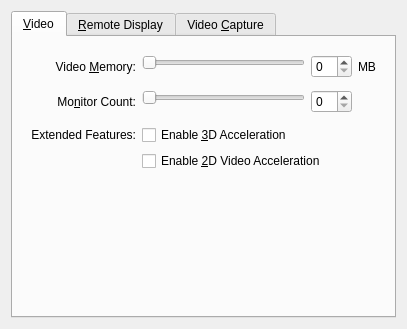
Old version of the form vbox/src/VBox/Frontends/VirtualBox/src/settings/machine/UIMachineSettingsDisplay.ui in the repository jljuxgm/vboxgit.
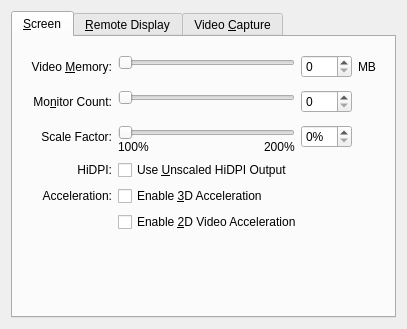
New version of the form. Custom widgets are drawn as their Qt base class.

What changed in the file:
```diff
--- a/vbox/src/VBox/Frontends/VirtualBox/src/settings/machine/UIMachineSettingsDisplay.ui
+++ b/vbox/src/VBox/Frontends/VirtualBox/src/settings/machine/UIMachineSettingsDisplay.ui
@@ -27,7 +27,7 @@
     <widget class="QITabWidget" name="m_pTabWidget">
      <widget class="QWidget" name="m_pTabVideo">
       <attribute name="title">
-       <string>&amp;Video</string>
+       <string>&amp;Screen</string>
       </attribute>
       <layout class="QVBoxLayout" name="m_pLayoutTabVideo">
        <item>
@@ -153,16 +153,106 @@
            </widget>
           </item>
           <item row="4" column="0">
+           <widget class="QLabel" name="m_pLabelGuestScreenScale">
+            <property name="text">
+             <string>Scale Factor:</string>
+            </property>
+            <property name="alignment">
+             <set>Qt::AlignRight|Qt::AlignTrailing|Qt::AlignVCenter</set>
+            </property>
+           </widget>
+          </item>
+          <item row="4" column="1" rowspan="2">
+           <layout class="QGridLayout" name="m_pLayoutGuestScreenScaleSlider">
+            <property name="spacing">
+             <number>0</number>
+            </property>
+            <item row="0" column="0" colspan="3">
+             <widget class="QIAdvancedSlider" name="m_pSliderGuestScreenScale">
+              <property name="whatsThis">
+               <string>Controls the guest screen scale factor.</string>
+              </property>
+              <property name="orientation">
+               <enum>Qt::Horizontal</enum>
+              </property>
+             </widget>
+            </item>
+            <item row="1" column="0">
+             <widget class="QLabel" name="m_pLabelGuestScreenScaleMin">
+              <property name="text">
+               <string>100%</string>
+              </property>
+             </widget>
+            </item>
+            <item row="1" column="1">
+             <spacer name="m_pSpacerGuestScreenScale">
+              <property name="orientation">
+               <enum>Qt::Horizontal</enum>
+              </property>
+              <property name="sizeHint" stdset="0">
+               <size>
+                <width>0</width>
+                <height>0</height>
+               </size>
+              </property>
+             </spacer>
+            </item>
+            <item row="1" column="2">
+             <widget class="QLabel" name="m_pLabelGuestScreenScaleMax">
+              <property name="text">
+               <string>200%</string>
+              </property>
+             </widget>
+            </item>
+           </layout>
+          </item>
+          <item row="4" column="2">
+           <widget class="QSpinBox" name="m_pEditorGuestScreenScale">
+            <property name="whatsThis">
+             <string>Controls the guest screen scale factor.</string>
+            </property>
+            <property name="suffix">
+             <string>%</string>
+            </property>
+           </widget>
+          </item>
+          <item row="6" column="0">
+           <widget class="QLabel" name="m_pLabelHiDPI">
+            <property name="text">
+             <string>HiDPI:</string>
+            </property>
+            <property name="alignment">
+             <set>Qt::AlignRight|Qt::AlignTrailing|Qt::AlignVCenter</set>
+            </property>
+           </widget>
+          </item>
+          <item row="6" column="1" colspan="2">
+           <widget class="QCheckBox" name="m_pCheckBoxUnscaledHiDPIOutput">
+            <property name="sizePolicy">
+             <sizepolicy vsizetype="Fixed" hsizetype="MinimumExpanding">
+              <horstretch>0</horstretch>
+              <verstretch>0</verstretch>
+             </sizepolicy>
+            </property>
+            <property name="whatsThis">
+             <string>When checked, guest screen contents will not be scaled up to compensate for high host screen resolutions.</string>
+            </property>
+            <property name="text">
+             <string>Use &amp;Unscaled HiDPI Output</string>
+            </property>
+           </widget>
+          </item>
+          <item row="7" column="0">
            <widget class="QLabel" name="m_pLabelVideoOptions">
             <property name="text">
-             <string>Extended Features:</string>
+             <string>Acceleration:</string>
             </property>
             <property name="alignment">
              <set>Qt::AlignRight|Qt::AlignTrailing|Qt::AlignVCenter</set>
             </property>
            </widget>
           </item>
-          <item row="4" column="1" colspan="2">
+          <item row="7" column="1" colspan="2">
            <widget class="QCheckBox" name="m_pCheckbox3D">
             <property name="sizePolicy">
              <sizepolicy hsizetype="MinimumExpanding" vsizetype="Fixed">
@@ -178,7 +268,7 @@
             </property>
            </widget>
           </item>
-          <item row="5" column="1" colspan="2">
+          <item row="8" column="1" colspan="2">
            <widget class="QCheckBox" name="m_pCheckbox2DVideo">
             <property name="sizePolicy">
              <sizepolicy hsizetype="MinimumExpanding" vsizetype="Fixed">
```
